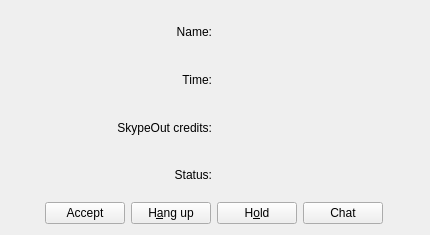
First picture: the form in protocols/skype/ui/skypecalldialogbase.ui, repository KDE/kopete, before the edit.
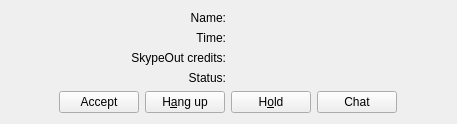
Second picture: the form after the edit.

What changed in the file:
```diff
--- a/protocols/skype/ui/skypecalldialogbase.ui
+++ b/protocols/skype/ui/skypecalldialogbase.ui
@@ -1,15 +1,7 @@
 <ui version="4.0" >
  <class>SkypeCallDialogBase</class>
- <widget class="QWidget" name="SkypeCallDialogBase" >
-  <property name="geometry" >
-   <rect>
-    <x>0</x>
-    <y>0</y>
-    <width>430</width>
-    <height>235</height>
-   </rect>
-  </property>
-  <property name="windowTitle" >
+ <widget class="QWidget" name="SkypeCallDialogBase">
+  <property name="windowTitle">
    <string>Skype Call</string>
   </property>
   <layout class="QVBoxLayout" >
```
Left out of the diff: 167 changed lines with no effect on the pictures.
